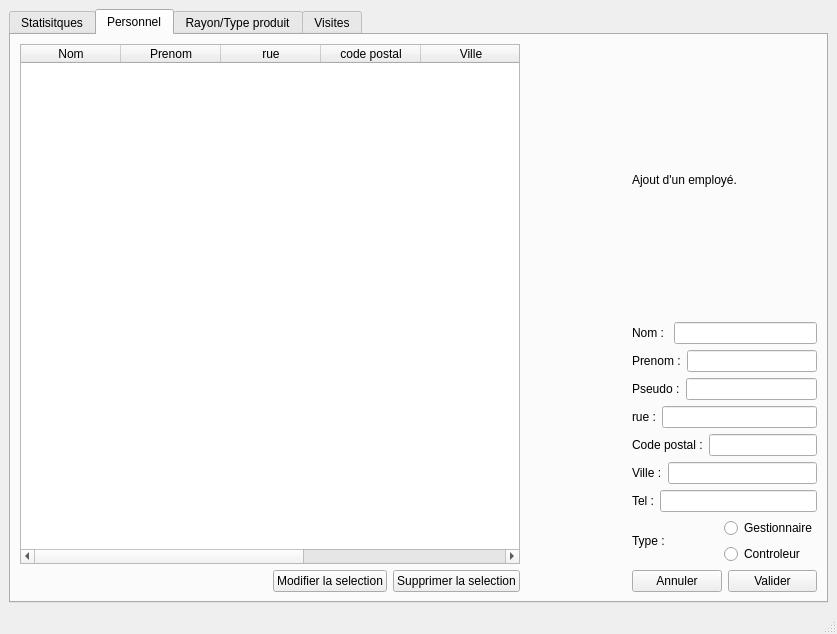
KapplerJulien/NewWorld, file AppliLourde/AppliLourde/NewWorldAppli/appliNewWorldGestContro/mainwindowgestionnaires.ui: the form before one commit.
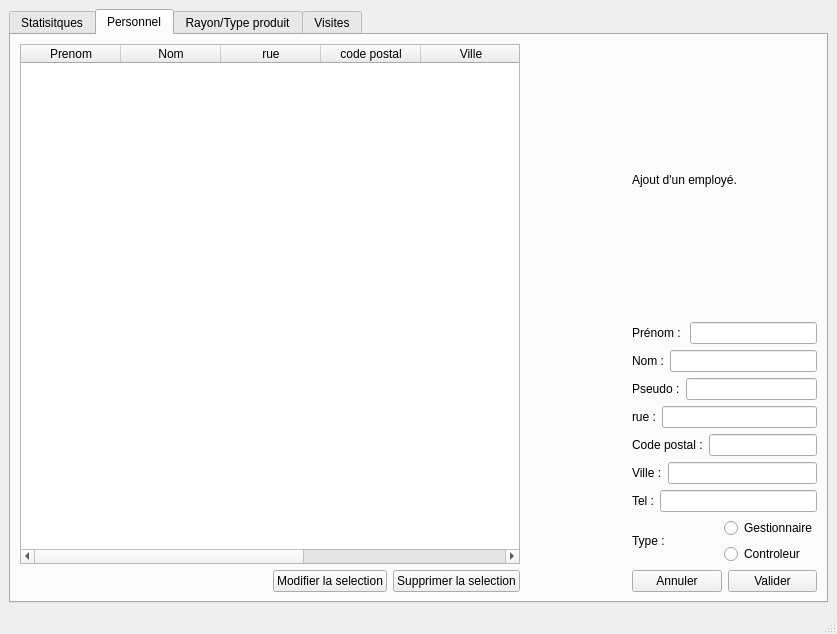
The form after the commit. The open tabs and pages were chosen to show the change.

Diff of the .ui file:
```diff
--- a/AppliLourde/AppliLourde/NewWorldAppli/appliNewWorldGestContro/mainwindowgestionnaires.ui
+++ b/AppliLourde/AppliLourde/NewWorldAppli/appliNewWorldGestContro/mainwindowgestionnaires.ui
@@ -56,16 +56,16 @@
             <property name="selectionBehavior">
              <enum>QAbstractItemView::SelectRows</enum>
             </property>
-            <column>
-             <property name="text">
-              <string>Nom</string>
-             </property>
-            </column>
             <column>
              <property name="text">
               <string>Prenom</string>
              </property>
             </column>
+            <column>
+             <property name="text">
+              <string>Nom</string>
+             </property>
+            </column>
             <column>
              <property name="text">
               <string>rue</string>
@@ -153,7 +153,7 @@
             <item>
              <widget class="QLabel" name="label">
               <property name="text">
-               <string>Nom : </string>
+               <string>Prénom : </string>
               </property>
              </widget>
             </item>
@@ -167,7 +167,7 @@
             <item>
              <widget class="QLabel" name="label_2">
               <property name="text">
-               <string>Prenom :</string>
+               <string>Nom :</string>
               </property>
              </widget>
             </item>
```
Left out of the diff: 4 changed lines with no effect on the pictures.
